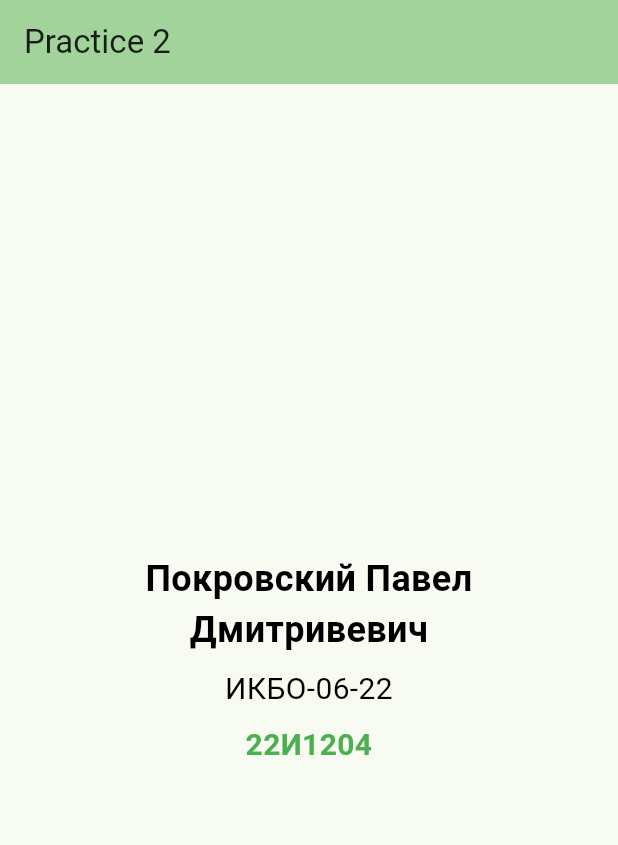
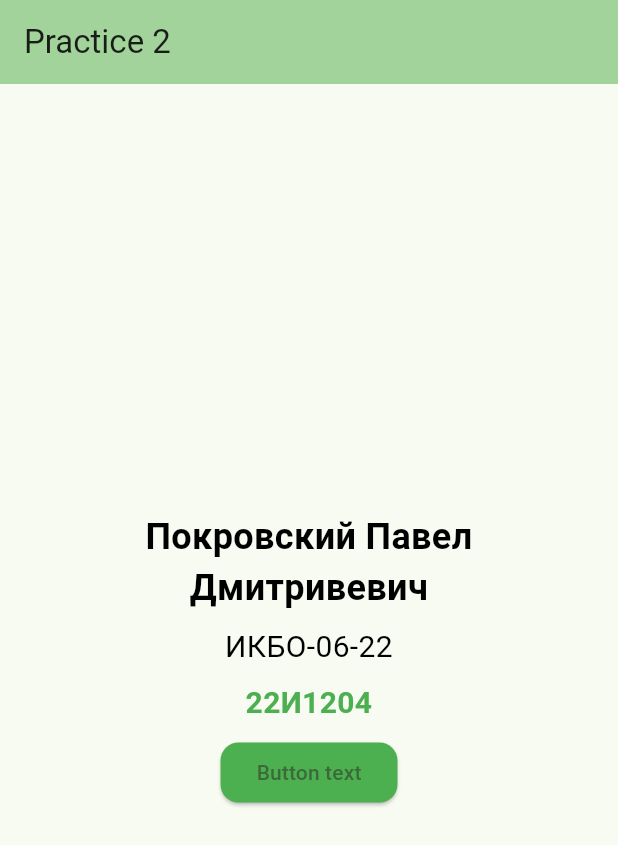
Before and after one commit to Le1NZ/flutter_practics, a Flutter app: the screen it shows after launch, on a phone screen of 412 x 824 dp. Shown: the top 845 px of the screen. Run offline on Flutter 3.47's test engine with Material 3 defaults, Android fonts, the light colour scheme and no system bars.

Commit message:
Experiments with ElevatedButton Widget

```diff
--- a/lib/src/feature/home/src/home_screen.dart
+++ b/lib/src/feature/home/src/home_screen.dart
@@ -15,9 +15,30 @@ class HomeScreen extends StatelessWidget {
             const _Name(),
             const _GroupNumber(),
             const _StudentIdCardNumber(),
+            const _TestButton(),
           ],
         ),
       ),
+    );
+  }
+}
+
+class _TestButton extends StatelessWidget {
+  const _TestButton();
+
+  void _stubClick() {}
+
+  @override
+  Widget build(BuildContext context) {
+    return ElevatedButton(
+      onPressed: _stubClick,
+      style: ButtonStyle(
+        backgroundColor: WidgetStateProperty.all(Colors.green),
+        shape: WidgetStateProperty.all(
+          RoundedRectangleBorder(borderRadius: BorderRadius.circular(12)),
+        ),
+      ),
+      child: Text('Button text'),
     );
   }
 }
```
